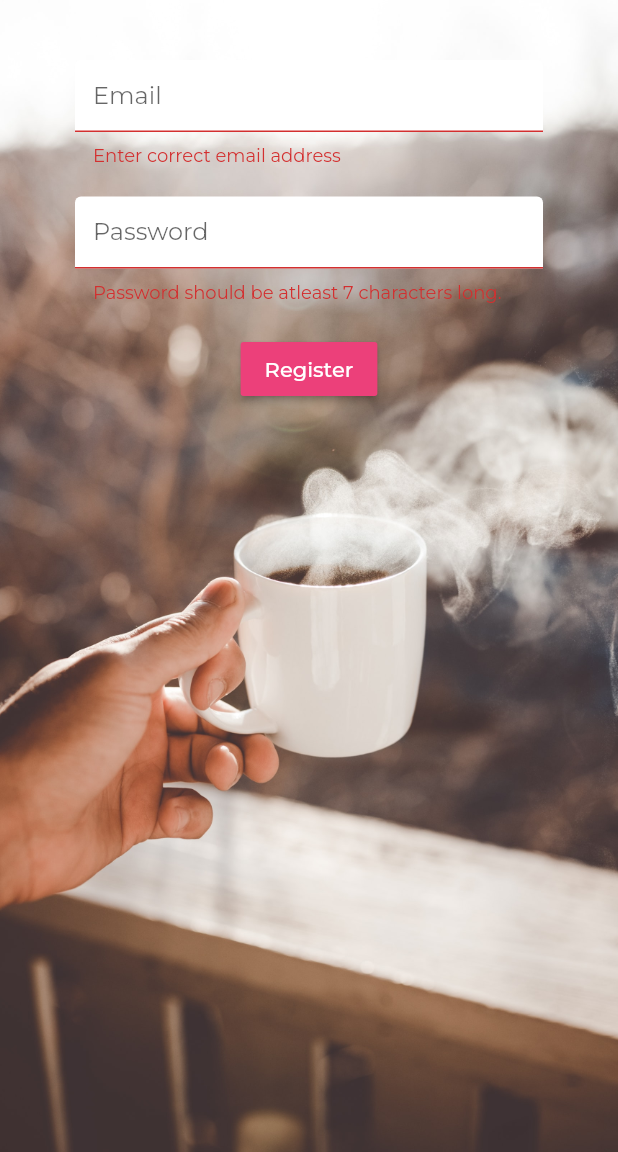
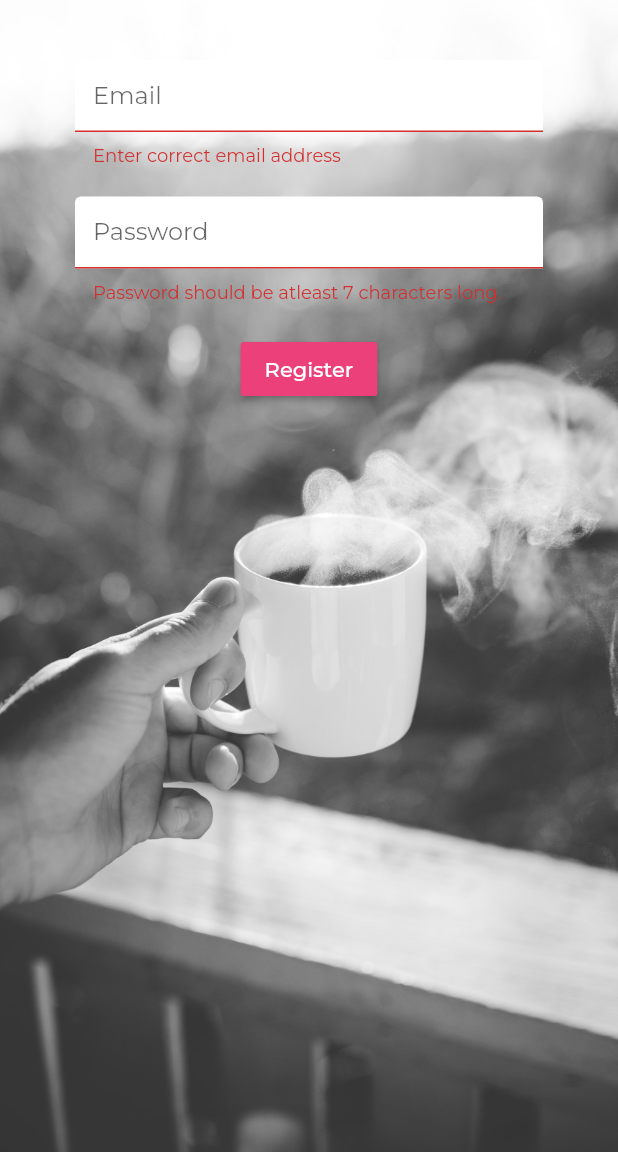
Before and after one commit to SuvamPrasd/BrewCrew_Coffee, a Flutter app: the Register screen opened directly, after a tap on "Register", on a phone screen of 412 x 824 dp, the part 84-1236 px from its top. Run offline on Flutter 3.47's test engine with Material 2 defaults, Android fonts, the phone set to English and light mode, and no system bars; our stand-ins replace cloud_firestore, firebase_auth, flutter_spinkit, google_fonts; accounts and stored records are empty.

Commit message:
final phase completed

```diff
--- a/lib/screens/home/brew_tile.dart
+++ b/lib/screens/home/brew_tile.dart
@@ -11,6 +11,11 @@ class BrewTile extends StatelessWidget {
     return Padding(
       padding: EdgeInsets.only(top: 8.0),
       child: Card(
+        elevation: 15.0,
+        shape: BeveledRectangleBorder(
+          borderRadius: BorderRadius.circular(15.0),
+        ),
+        shadowColor: Colors.white,
         margin: EdgeInsets.fromLTRB(20.0, 6.0, 20.0, 0),
         child: ListTile(
           leading: CircleAvatar(
--- a/lib/shared/constants.dart
+++ b/lib/shared/constants.dart
@@ -20,6 +20,7 @@ const textInputDecoration = InputDecoration(
 
 const decorationImage = BoxDecoration(
   image: DecorationImage(
+    colorFilter: ColorFilter.mode(Colors.black, BlendMode.color),
     image: AssetImage('assets/login.jpg'),
     fit: BoxFit.cover,
   ),
```
